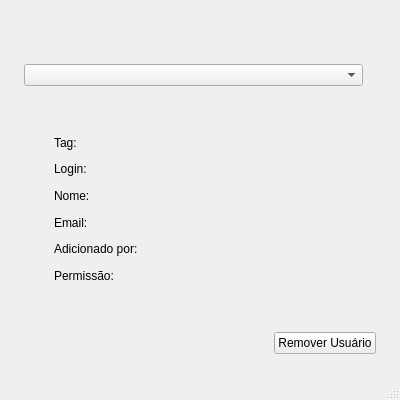
Qt form Controle_UsoDeEquipamento/GUI/telaTodosUsuarios.ui (gpenello/ControleDeUso) before a commit.
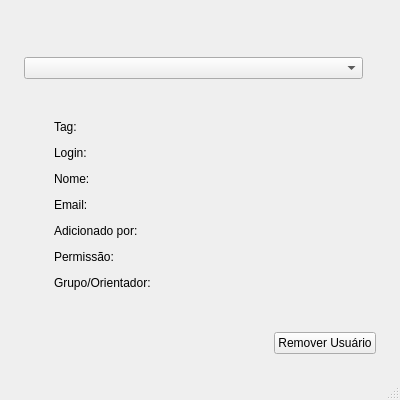
The same form after that commit.

Commit message: Corrigindo erros na adição de grupo de pesquisa

The edit to the form file:
```diff
--- a/Controle_UsoDeEquipamento/GUI/telaTodosUsuarios.ui
+++ b/Controle_UsoDeEquipamento/GUI/telaTodosUsuarios.ui
@@ -482,6 +482,59 @@
         </item>
        </layout>
       </item>
+      <item>
+       <layout class="QHBoxLayout" name="horizontalLayout_11">
+        <item>
+         <spacer name="horizontalSpacer_20">
+          <property name="orientation">
+           <enum>Qt::Horizontal</enum>
+          </property>
+          <property name="sizeType">
+           <enum>QSizePolicy::Fixed</enum>
+          </property>
+          <property name="sizeHint" stdset="0">
+           <size>
+            <width>30</width>
+            <height>20</height>
+           </size>
+          </property>
+         </spacer>
+        </item>
+        <item>
+         <widget class="QLabel" name="label_9">
+          <property name="sizePolicy">
+           <sizepolicy hsizetype="Fixed" vsizetype="Preferred">
+            <horstretch>0</horstretch>
+            <verstretch>0</verstretch>
+           </sizepolicy>
+          </property>
+          <property name="text">
+           <string>Grupo/Orientador:       </string>
+          </property>
+         </widget>
+        </item>
+        <item>
+         <widget class="QLabel" name="lbl_grupo">
+          <property name="text">
+           <string/>
+          </property>
+         </widget>
+        </item>
+        <item>
+         <spacer name="horizontalSpacer_22">
+          <property name="orientation">
+           <enum>Qt::Horizontal</enum>
+          </property>
+          <property name="sizeHint" stdset="0">
+           <size>
+            <width>40</width>
+            <height>20</height>
+           </size>
+          </property>
+         </spacer>
+        </item>
+       </layout>
+      </item>
       <item>
        <spacer name="verticalSpacer_3">
         <property name="orientation">
```
The commit also changes 3 other files.
